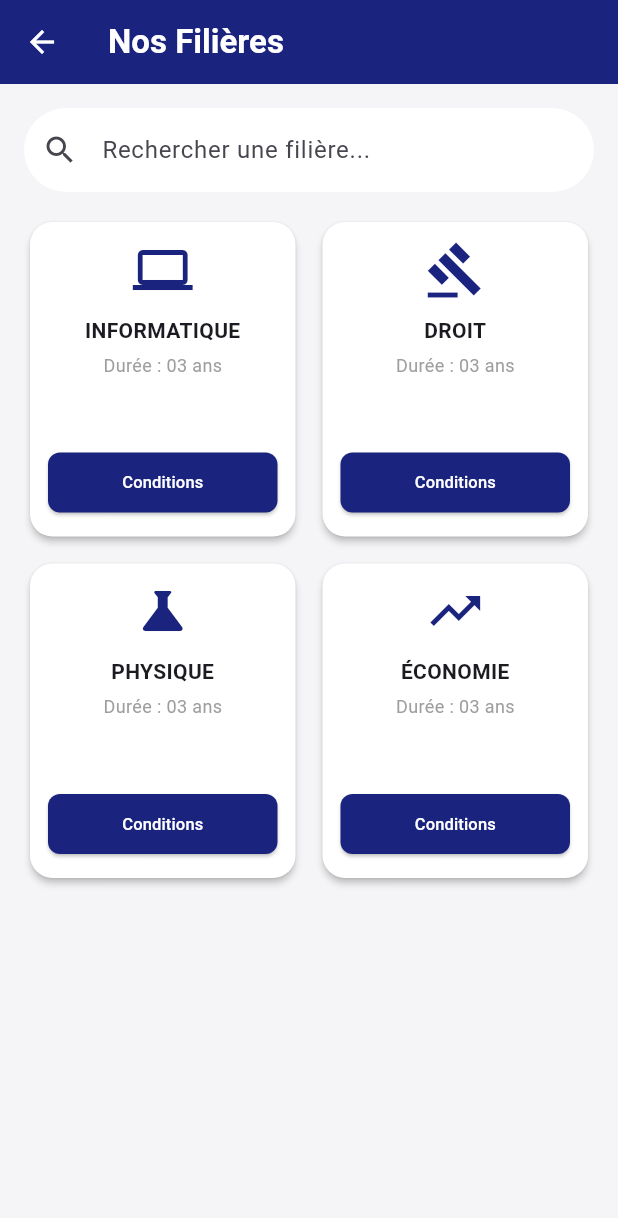
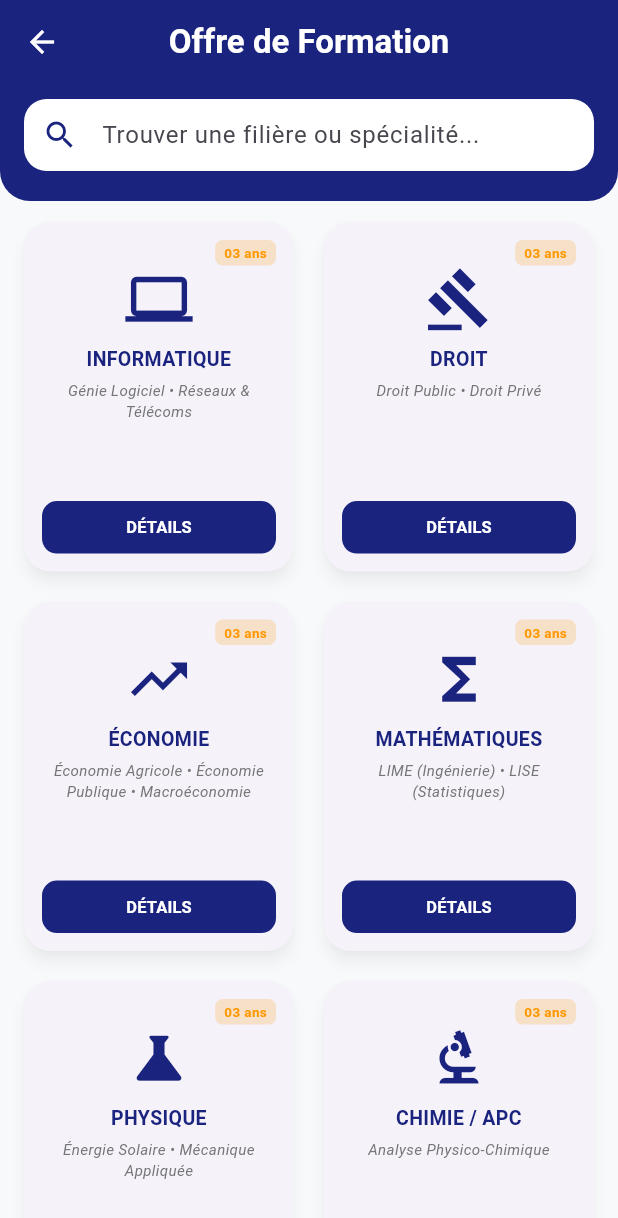
Before and after one commit to avoganaugustin5-ux/akasuts, a Flutter app: the screen it shows once a user with an empty profile is signed in, in the side drawer, after a tap on "Nos Filières", on a phone screen of 412 x 824 dp. Shown: the top 1218 px of the screen. Run offline on Flutter 3.47's test engine with Material 3 defaults, Android fonts, the phone set to English and light mode, and no system bars; our stand-ins replace cloud_firestore, connectivity_plus, file_picker, firebase_auth, firebase_core, font_awesome_flutter and 1 more; missing offline and left inert: cinetpay, cloudinary_public; accounts and stored records are empty; network calls fail.

Commit message:
Mise à jour de l'applicaion 3

```diff
--- a/lib/screens/filiere_page.dart
+++ b/lib/screens/filiere_page.dart
@@ -6,49 +6,93 @@ class FilierePage extends StatelessWidget {
 
   @override
   Widget build(BuildContext context) {
-    // Liste synchronisée avec ConditionsPage
-    final List<Map<String, String>> filieres = [
-      {"nom": "INFORMATIQUE", "duree": "03 ans", "icon": "computer"},
-      {"nom": "DROIT", "duree": "03 ans", "icon": "gavel"},
-      {"nom": "PHYSIQUE", "duree": "03 ans", "icon": "medical_services"},
-      {"nom": "ÉCONOMIE", "duree": "03 ans", "icon": "trending_up"},
+    // Liste enrichie avec tes nouvelles filières et spécialisations
+    final List<Map<String, dynamic>> filieres = [
+      {
+        "nom": "INFORMATIQUE",
+        "duree": "03 ans",
+        "icon": Icons.computer,
+        "specialites": ["Génie Logiciel", "Réseaux & Télécoms"]
+      },
+      {
+        "nom": "DROIT",
+        "duree": "03 ans",
+        "icon": Icons.gavel,
+        "specialites": ["Droit Public", "Droit Privé"]
+      },
+      {
+        "nom": "ÉCONOMIE",
+        "duree": "03 ans",
+        "icon": Icons.trending_up,
+        "specialites": ["Économie Agricole", "Économie Publique", "Macroéconomie"]
+      },
+      {
+        "nom": "MATHÉMATIQUES",
+        "duree": "03 ans",
+        "icon": Icons.functions,
+        "specialites": ["LIME (Ingénierie)", "LISE (Statistiques)"]
+      },
+      {
+        "nom": "PHYSIQUE",
+        "duree": "03 ans",
+        "icon": Icons.science,
+        "specialites": ["Énergie Solaire", "Mécanique Appliquée"]
+      },
+      {
+        "nom": "CHIMIE / APC",
+        "duree": "03 ans",
+        "icon": Icons.biotech,
+        "specialites": ["Analyse Physico-Chimique"]
+      },
     ];
 
     return Scaffold(
-      backgroundColor: const Color(0xFFF5F5F7),
+      backgroundColor: const Color(0xFFF8F9FA), // Gris très clair pour le contraste
       appBar: AppBar(
         title: const Text(
-          "Nos Filières",
+          "Offre de Formation",
           style: TextStyle(color: Colors.white, fontWeight: FontWeight.bold),
         ),
+        centerTitle: true,
         backgroundColor: const Color(0xFF1A237E),
         iconTheme: const IconThemeData(color: Colors.white),
+        elevation: 0,
       ),
       body: Column(
         children: [
-          Padding(
-            padding: const EdgeInsets.all(16.0),
+          // Section de recherche optimisée
+          Container(
+            padding: const EdgeInsets.fromLTRB(16, 10, 16, 20),
+            decoration: const BoxDecoration(
+              color: Color(0xFF1A237E),
+              borderRadius: BorderRadius.vertical(bottom: Radius.circular(20)),
+            ),
             child: TextField(
               decoration: InputDecoration(
-                hintText: "Rechercher une filière...",
-                prefixIcon: const Icon(Icons.search),
+                hintText: "Trouver une filière ou spécialité...",
+                prefixIcon: const Icon(Icons.search, color: Color(0xFF1A237E)),
                 filled: true,
                 fillColor: Colors.white,
+                contentPadding: const EdgeInsets.symmetric(vertical: 0),
                 border: OutlineInputBorder(
-                  borderRadius: BorderRadius.circular(30),
+                  borderRadius: BorderRadius.circular(15),
                   borderSide: BorderSide.none,
                 ),
               ),
             ),
           ),
+
+          // Espace réduit ici pour le design UI
+          const SizedBox(height: 10),
+
           Expanded(
             child: GridView.builder(
-              padding: const EdgeInsets.symmetric(horizontal: 16),
+              padding: const EdgeInsets.symmetric(horizontal: 12),
               gridDelegate: const SliverGridDelegateWithFixedCrossAxisCount(
                 crossAxisCount: 2,
-                crossAxisSpacing: 10,
-                mainAxisSpacing: 10,
-                childAspectRatio: 0.85, // Ajusté pour un meilleur rendu
+                crossAxisSpacing: 12,
+                mainAxisSpacing: 12,
+                childAspectRatio: 0.78, // Ratio équilibré pour éviter le vide
               ),
               itemCount: filieres.length,
               itemBuilder: (context, index) {
@@ -61,50 +105,72 @@ class FilierePage extends StatelessWidget {
     );
   }
 
-  Widget _buildFiliereCard(BuildContext context, Map<String, String> data) {
+  Widget _buildFiliereCard(BuildContext context, Map<String, dynamic> data) {
     return Card(
-      elevation: 2,
-      shape: RoundedRectangleBorder(borderRadius: BorderRadius.circular(15)),
-      color: Colors.white,
+      elevation: 4,
+      shadowColor: Colors.black26,
+      shape: RoundedRectangleBorder(borderRadius: BorderRadius.circular(18)),
       child: Padding(
         padding: const EdgeInsets.all(12.0),
         child: Column(
-          mainAxisAlignment: MainAxisAlignment.center,
           children: [
-            Icon(
-              _getIconData(data['icon']!),
-              size: 40,
-              color: const Color(0xFF1A237E),
+            // Badge du haut
+            Align(
+              alignment: Alignment.topRight,
+              child: Container(
+                padding: const EdgeInsets.symmetric(horizontal: 6, vertical: 2),
+                decoration: BoxDecoration(
+                  color: Colors.orange.withOpacity(0.2),
+                  borderRadius: BorderRadius.circular(5),
+                ),
+                child: Text(
+                  data['duree'],
+                  style: const TextStyle(color: Colors.orange, fontSize: 9, fontWeight: FontWeight.bold),
+                ),
+              ),
             ),
-            const SizedBox(height: 10),
+
+            Icon(data['icon'], size: 45, color: const Color(0xFF1A237E)),
+            const SizedBox(height: 8),
+
             Text(
-              data['nom']!,
+              data['nom'],
               textAlign: TextAlign.center,
-              style: const TextStyle(fontWeight: FontWeight.bold, fontSize: 14),
+              style: const TextStyle(fontWeight: FontWeight.bold, fontSize: 13, color: Color(0xFF1A237E)),
             ),
-            const SizedBox(height: 5),
+
+            const SizedBox(height: 4),
+
+            // Affichage discret des spécialités (UX)
             Text(
-              "Durée : ${data['duree']}",
-              style: const TextStyle(color: Colors.grey, fontSize: 12),
+              (data['specialites'] as List).join(" • "),
+              textAlign: TextAlign.center,
+              maxLines: 2,
+              overflow: TextOverflow.ellipsis,
+              style: TextStyle(color: Colors.grey.shade600, fontSize: 10, fontStyle: FontStyle.italic),
             ),
+
             const Spacer(),
+
+            // Bouton d'action pro
             SizedBox(
               width: double.infinity,
+              height: 35,
               child: ElevatedButton(
                 onPressed: () {
                   Navigator.push(
                     context,
                     MaterialPageRoute(
-                      builder: (context) => ConditionsPage(filiereNom: data['nom']!),
+                      builder: (context) => ConditionsPage(filiereNom: data['nom']),
                     ),
                   );
                 },
                 style: ElevatedButton.styleFrom(
                   backgroundColor: const Color(0xFF1A237E),
-                  foregroundColor: Colors.white,
-                  shape: RoundedRectangleBorder(borderRadius: BorderRadius.circular(8)),
+                  shape: RoundedRectangleBorder(borderRadius: BorderRadius.circular(10)),
+                  elevation: 0,
                 ),
-                child: const Text("Conditions", style: TextStyle(fontSize: 11)),
+                child: const Text("DÉTAILS", style: TextStyle(color: Colors.white, fontSize: 11, fontWeight: FontWeight.bold)),
               ),
             ),
           ],
@@ -112,14 +178,4 @@ class FilierePage extends StatelessWidget {
       ),
     );
   }
-
-  IconData _getIconData(String iconName) {
-    switch (iconName) {
-      case "computer": return Icons.computer;
-      case "gavel": return Icons.gavel;
-      case "medical_services": return Icons.science; // Plus adapté pour Physique
-      case "trending_up": return Icons.trending_up;
-      default: return Icons.school;
-    }
-  }
 }
```
Also changed, not shown: lib/screens/conditions_page.dart (+79 -47 lines), lib/screens/inscription_page.dart (+47 -69 lines).
